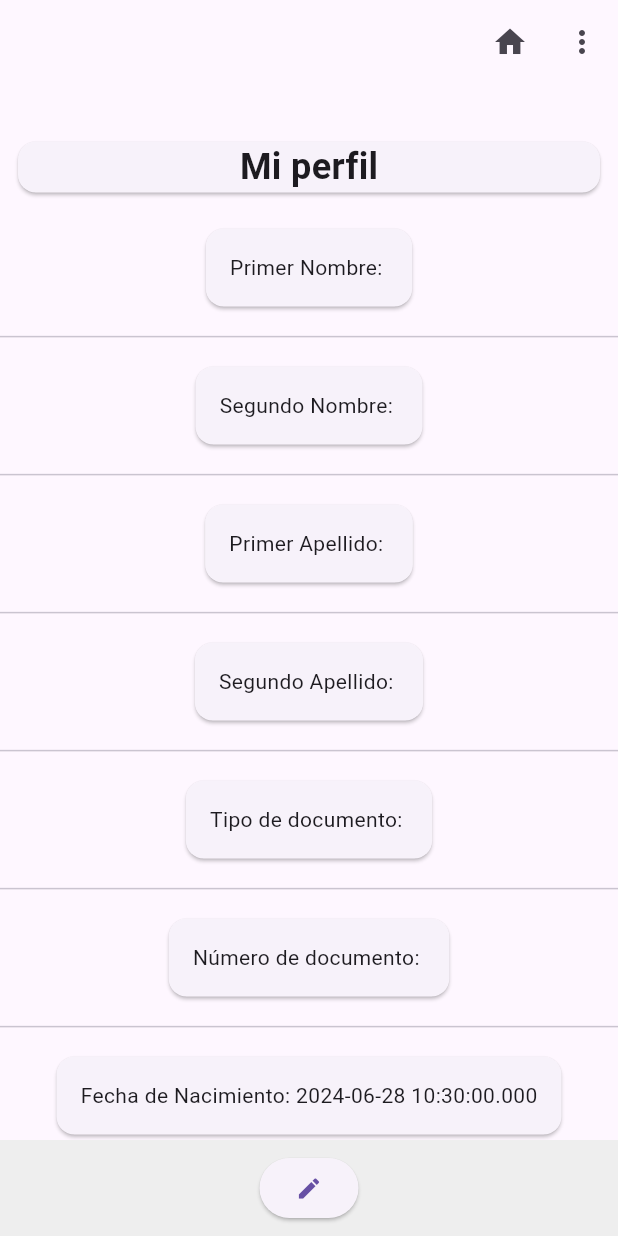
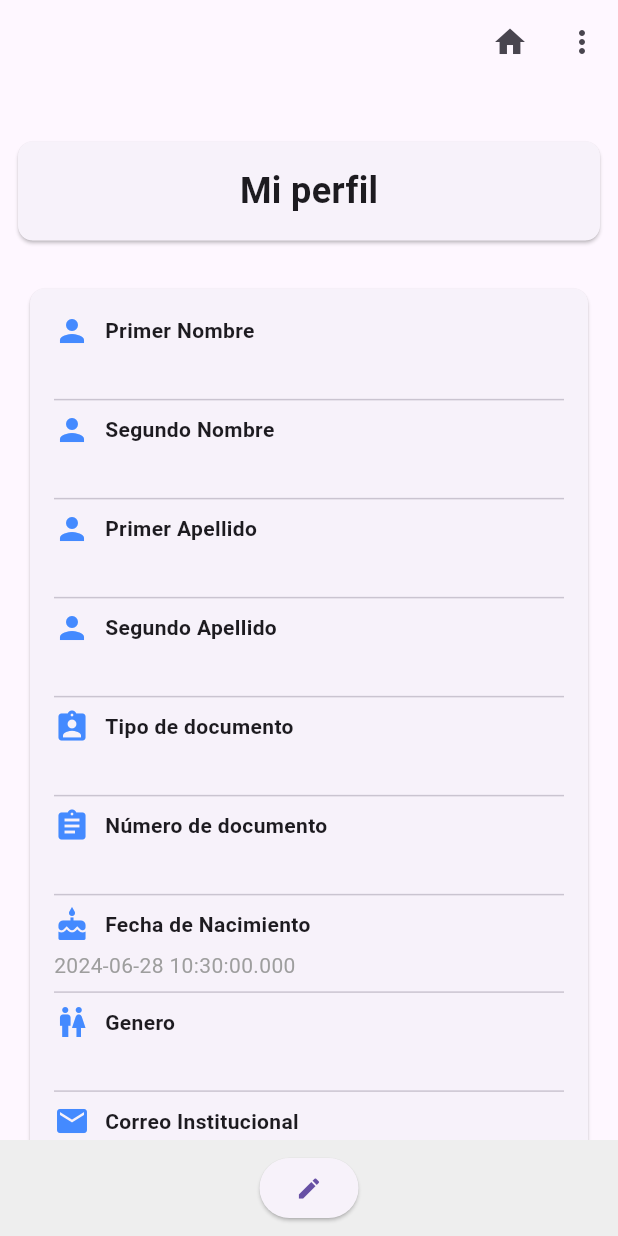
Before and after one commit to academicacoordinacion/registroAsistenciaSenaMovil, a Flutter app: the ShowPerfil screen opened directly with empty values, on a phone screen of 412 x 824 dp. Run offline on Flutter 3.47's test engine with Material 3 defaults, Android fonts, the phone set to English and light mode, and no system bars; our stand-ins replace dio, dropdown_search, fluttertoast, shared_preferences, webview_flutter; missing offline and left inert: qr_code_scanner; accounts and stored records are empty.

Commit message:
vista de perfil

```diff
--- a/lib/screens/perfil/show_screens.dart
+++ b/lib/screens/perfil/show_screens.dart
@@ -37,140 +37,102 @@ class _ShowPerfilState extends State<ShowPerfil> {
         child: Column(
           crossAxisAlignment: CrossAxisAlignment.stretch,
           children: [
-            Padding(
-              padding: const EdgeInsets.all(8.0),
+            const Padding(
+              padding: EdgeInsets.all(8.0),
               child: Card(
+                shape: RoundedRectangleBorder(
+                  borderRadius: BorderRadius.all(Radius.circular(10)),
+                ),
                 child: Column(
                   crossAxisAlignment: CrossAxisAlignment.center,
-                  children: const [
-                    Text(
+                  children: [
+                    Padding(
+                      padding: EdgeInsets.all(16.0),
+                      child: Text(
                         "Mi perfil",
-                      style:
-                          TextStyle(fontSize: 24, fontWeight: FontWeight.bold),
+                        style: TextStyle(
+                          fontSize: 24,
+                          fontWeight: FontWeight.bold,
+                        ),
+                      ),
                     ),
                   ],
                 ),
               ),
             ),
-            SizedBox(
-              child: Container(
+            Container(
+              margin: const EdgeInsets.all(16.0),
               child: Column(
                 children: [
-                    Padding(
-                      padding: const EdgeInsets.all(8.0),
-                      child: Card(
+                  Card(
+                    shape: RoundedRectangleBorder(
+                      borderRadius: BorderRadius.all(Radius.circular(10)),
+                    ),
                     child: Padding(
                       padding: const EdgeInsets.all(16.0),
-                          child: Text(
-                              "Primer Nombre: ${widget.loginResponse.persona.primerNombre}"),
+                      child: Column(
+                        crossAxisAlignment: CrossAxisAlignment.start,
+                        children: [
+                          _buildProfileRow(
+                            Icons.person,
+                            "Primer Nombre",
+                            widget.loginResponse.persona?.primerNombre ?? "",
                           ),
+                          const Divider(),
+                          _buildProfileRow(
+                            Icons.person,
+                            "Segundo Nombre",
+                            widget.loginResponse.persona?.segundoNombre ?? "",
                           ),
+                          const Divider(),
+                          _buildProfileRow(
+                            Icons.person,
+                            "Primer Apellido",
+                            widget.loginResponse.persona?.primerApellido ?? "",
                           ),
-                    Divider(),
-                    Padding(
-                      padding: const EdgeInsets.all(8.0),
-                      child: Card(
-                        child: Padding(
-                          padding: const EdgeInsets.all(16.0),
-                          child: Text(
-                              "Segundo Nombre: ${widget.loginResponse.persona.segundoNombre}"),
+                          const Divider(),
+                          _buildProfileRow(
+                            Icons.person,
+                            "Segundo Apellido",
+                            widget.loginResponse.persona?.segundoApellido ?? "",
                           ),
+                          const Divider(),
+                          _buildProfileRow(
+                            Icons.assignment_ind,
+                            "Tipo de documento",
+                            widget.loginResponse.persona?.tipoDocumento ?? "",
                           ),
+                          const Divider(),
+                          _buildProfileRow(
+                            Icons.assignment,
+                            "Número de documento",
+                            widget.loginResponse.persona?.numeroDocumento ?? "",
                           ),
-                    Divider(),
-                    Padding(
-                      padding: const EdgeInsets.all(8.0),
-                      child: Card(
-                        child: Padding(
-                          padding: const EdgeInsets.all(16.0),
-                          child: Text(
-                              "Primer Apellido: ${widget.loginResponse.persona.primerApellido}"),
+                          const Divider(),
+                          _buildProfileRow(
+                            Icons.cake,
+                            "Fecha de Nacimiento",
+                            widget.loginResponse.persona?.fechaDeNacimiento
+                                    ?.toString() ??
+                                "",
                           ),
+                          const Divider(),
+                          _buildProfileRow(
+                            Icons.wc,
+                            "Genero",
+                            widget.loginResponse.persona?.genero ?? "",
                           ),
+                          const Divider(),
+                          _buildProfileRow(
+                            Icons.email,
+                            "Correo Institucional",
+                            widget.loginResponse.persona?.email ?? "",
                           ),
-                    Divider(),
-                    Padding(
-                      padding: const EdgeInsets.all(8.0),
-                      child: Card(
-                        child: Padding(
-                          padding: const EdgeInsets.all(16.0),
-                          child: Text(
-                              "Segundo Apellido: ${widget.loginResponse.persona.segundoApellido}"),
-                        ),
-                      ),
-                    ),
-                    Divider(),
-                    Padding(
-                      padding: const EdgeInsets.all(8.0),
-                      child: Card(
-                        child: Padding(
-                          padding: const EdgeInsets.all(16.0),
-                          child: Text(
-                              "Tipo de documento: ${widget.loginResponse.persona.tipoDocumento}"),
-                        ),
-                      ),
-                    ),
-                    Divider(),
-                    Padding(
-                      padding: const EdgeInsets.all(8.0),
-                      child: Card(
-                        child: Padding(
-                          padding: const EdgeInsets.all(16.0),
-                          child: Text(
-                              "Número de documento: ${widget.loginResponse.persona.numeroDocumento}"),
-                        ),
-                      ),
-                    ),
-                    Divider(),
-                    Padding(
-                      padding: const EdgeInsets.all(8.0),
-                      child: Card(
-                        child: Padding(
-                          padding: const EdgeInsets.all(16.0),
-                          child: Text(
-                              "Fecha de Nacimiento: ${widget.loginResponse.persona.fechaDeNacimiento}"),
-                        ),
-                      ),
-                    ),
-                    Divider(),
-                    Padding(
-                      padding: const EdgeInsets.all(8.0),
-                      child: Card(
-                        child: Padding(
-                          padding: const EdgeInsets.all(16.0),
-                          child: Text(
-                              "Genero: ${widget.loginResponse.persona.genero}"),
-                        ),
-                      ),
-                    ),
-                    Divider(),
-                    Padding(
-                      padding: const EdgeInsets.all(8.0),
-                      child: Card(
-                        child: Padding(
-                          padding: const EdgeInsets.all(16.0),
-                          child: Text(
-                              "Correo Institucional: ${widget.loginResponse.persona.email}"),
-                        ),
-                      ),
-                    ),
-                    Divider(),
                         ],
                       ),
                     ),
                   ),
-            Padding(
-              padding: const EdgeInsets.all(8.0),
-              child: Card(
-                child: Padding(
-                  padding: const EdgeInsets.all(16.0),
-                  child: Column(
-                    crossAxisAlignment: CrossAxisAlignment.start,
-                    children: const [
-                      Text("ya veremos como hacemos esto"),
                 ],
-                  ),
-                ),
               ),
             ),
           ],
@@ -195,4 +157,27 @@ class _ShowPerfilState extends State<ShowPerfil> {
       ),
     );
   }
+
+  Widget _buildProfileRow(IconData icon, String label, String value) {
+    return Column(
+      crossAxisAlignment: CrossAxisAlignment.start,
+      children: [
+        Row(
+          children: [
+            Icon(icon, color: Colors.blueAccent),
+            const SizedBox(width: 10),
+            Text(
+              label,
+              style: const TextStyle(fontWeight: FontWeight.bold),
+            ),
+          ],
+        ),
+        const SizedBox(height: 5),
+        Text(
+          value,
+          style: const TextStyle(color: Colors.grey),
+        ),
+      ],
+    );
   }
+}
```
Lines whose indentation alone changed are shown as unchanged.
